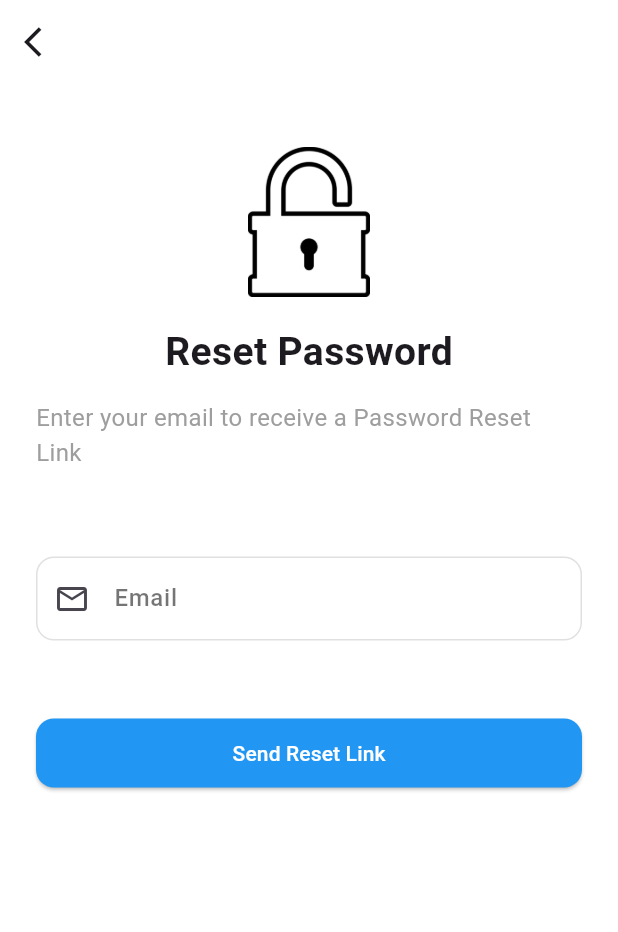
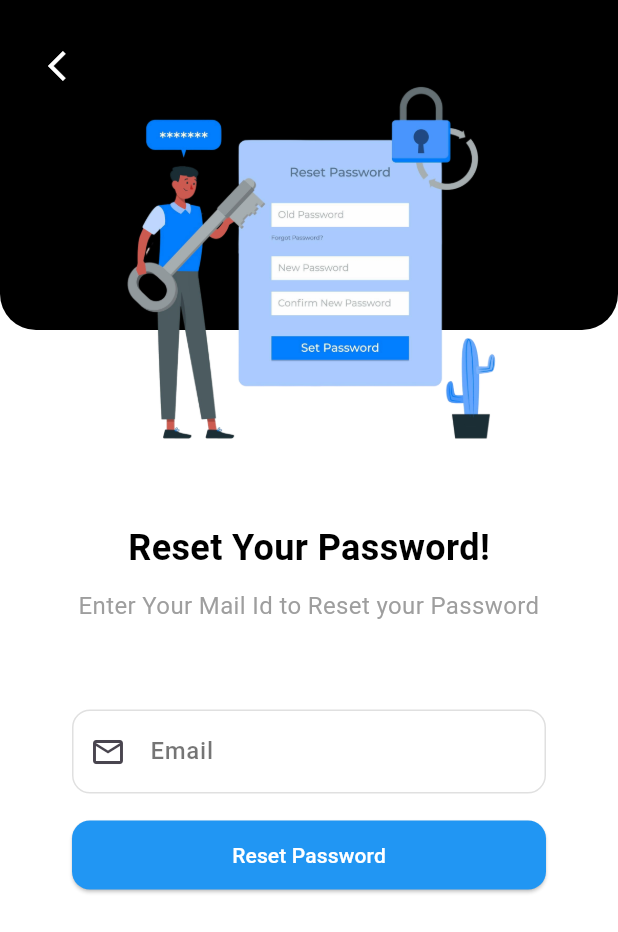
Before and after one commit to Mrugen-Fichadia/smart-distributor-app, a Flutter app: the screen it shows after launch, on a phone screen of 412 x 824 dp. Shown: the top 932 px of the screen. Run offline on Flutter 3.47's test engine with Material 3 defaults, Android fonts, the phone set to English and light mode, and no system bars; our stand-ins replace firebase_core, get; accounts and stored records are empty; Roboto replaces fonts that are missing (Poppins).

Commit message:
forget password complete

```diff
--- a/lib/pages/authentication/forget_password.dart
+++ b/lib/pages/authentication/forget_password.dart
@@ -26,7 +26,7 @@ class _ForgotPasswordScreenState extends State<ForgotPasswordScreen> {
     return null;
   }
 
-  // ------------------sncakbar and submit action---------
+  // ------------------Snackbar and submit action---------
   void _submitForm() {
     if (_formKey.currentState!.validate()) {
       Get.showSnackbar(
@@ -36,7 +36,6 @@ class _ForgotPasswordScreenState extends State<ForgotPasswordScreen> {
           duration: const Duration(seconds: 2),
           snackPosition: SnackPosition.TOP,
           backgroundColor: Colors.green,
-          // colorText: Colors.white,
           borderRadius: 8,
           margin: const EdgeInsets.all(10),
           padding: const EdgeInsets.symmetric(horizontal: 20, vertical: 15),
@@ -48,7 +47,7 @@ class _ForgotPasswordScreenState extends State<ForgotPasswordScreen> {
       );
 
       Future.delayed(const Duration(seconds: 2), () {
-        // Get.offAllNamed('/login'); // required navigation sdcreen
+        // Get.offAllNamed('/login'); // required navigation screen
       });
     }
   }
@@ -56,23 +55,85 @@ class _ForgotPasswordScreenState extends State<ForgotPasswordScreen> {
 @override
   Widget build(BuildContext context) {
     return Scaffold(
-      appBar: AppBar(
-        backgroundColor: Colors.transparent,
-        leading: IconButton(
-          icon: const Icon(Icons.arrow_back_ios),
+      // appBar: AppBar(
+      //   backgroundColor: Colors.black,
+      //   leading: IconButton(
+      //     icon: const Icon(Icons.arrow_back_ios, color: Colors.white),
+      //     onPressed: () => Get.back(),
+      //   ),
+      // ),
+      body: SingleChildScrollView(
+        child: Column(
+          children: [
+            Stack(
+          //---------- show full image ------------//
+              clipBehavior: Clip.none,
+              children: [
 
+          // -------------- Frist black container ---------
+                Container(
+                  height: 220,
+                  width: double.infinity,
+                  decoration: const BoxDecoration(
+                    color: Colors.black,
+                    borderRadius: BorderRadius.only(
+                      bottomLeft: Radius.circular(24),
+                      bottomRight: Radius.circular(24),
+                    ),
+                  ),
+                ),
+            // ------------ image position ----------
+                Positioned(
+                  top: 0,
+                  left: 0,
+                  right: 0,
+                  child: Center(
+                    child: Image.asset(
+                      'assets/images/reset_password.png',
+                      width: 360,
+                      height: 350,
+                      fit: BoxFit.contain,
+                    ),
+                  ),
+                ),
+
+                   Positioned(
+                  top: 20,
+                  left: 20,
+                  child: IconButton(
+                    icon: const Icon(Icons.arrow_back_ios, color: Colors.white),
                     onPressed: () => Get.back(),
                   ),
                 ),
-      body: SingleChildScrollView(
-        child: Padding(
-          padding: const EdgeInsets.all(24.0),
+              ],
+            ),
+
+            const SizedBox(height: 120),
+            Container(
+              width: double.infinity,
+              padding: const EdgeInsets.only(top:8 , bottom : 24 , left: 24 , right: 24),
+              decoration: const BoxDecoration(color: Colors.white),
               child: Form(
                 key: _formKey,
                 child: Column(
                   crossAxisAlignment: CrossAxisAlignment.center,
                   children: [
-                const ForgotHeader(),
+                    // const SizedBox(height: 20),
+                    const Text(
+                      'Reset Your Password!',
+                      style: TextStyle(
+                        fontSize: 24,
+                        fontWeight: FontWeight.bold,
+                        color: Colors.black,
+                      ),
+                    ),
+                    const SizedBox(height: 10),
+                    const Text(
+                      'Enter Your Mail Id to Reset your Password',
+                      textAlign: TextAlign.center,
+                      style: TextStyle(fontSize: 16, color: Colors.grey),
+                    ),
+                    const SizedBox(height: 16),
                     ForgotActions(
                       emailController: _emailController,
                       validateEmail: _validateEmail,
@@ -82,45 +143,12 @@ class _ForgotPasswordScreenState extends State<ForgotPasswordScreen> {
                 ),
               ),
             ),
+          ],
+        ),
       ),
     );
   }
-}
 
-class ForgotHeader extends StatelessWidget {
-  const ForgotHeader({super.key});
-
-  @override
-  Widget build(BuildContext context) {
-    return Column(
-      mainAxisAlignment: MainAxisAlignment.center,
-      crossAxisAlignment: CrossAxisAlignment.center,
-      children: [
-        const SizedBox(height: 18),
-
-        // ---------- image -------
-        Image.asset(
-          'assets/images/lock_icon.png',
-          width: 100,
-          height: 100,
-          fit: BoxFit.contain,
-        ),
-
-        const SizedBox(height: 18),
-
-        const Text(
-          'Reset Password',
-          style: TextStyle(fontSize: 26, fontWeight: FontWeight.bold),
-        ),
-        const SizedBox(height: 14),
-        const Text(
-          'Enter your email to receive a Password Reset Link',
-          style: TextStyle(fontSize: 16, color: Colors.grey),
-        ),
-        const SizedBox(height: 14),
-      ],
-    );
-  }
 }
 
 class ForgotActions extends StatelessWidget {
@@ -137,9 +165,11 @@ class ForgotActions extends StatelessWidget {
 
   @override
   Widget build(BuildContext context) {
-    return Column(
+    return Padding(
+      padding: const EdgeInsets.all(24),
+      child: Column(
         children: [
-        const SizedBox(height: 44),
+          const SizedBox(height: 18),
           // ---------Input Field with validation
           TextFormField(
             controller: emailController,
@@ -164,10 +194,10 @@ class ForgotActions extends StatelessWidget {
             validator: validateEmail,
             autovalidateMode: AutovalidateMode.disabled,
           ),
-        const SizedBox(height: 52),
+          const SizedBox(height: 18),
           // Send Reset Link button
           PrimaryButton(
-          text: 'Send Reset Link',
+            text: 'Reset Password',
             onPressed: onSubmit,
             backgroundColor: AppColors.kBlue,
             textColor: Colors.white,
@@ -175,6 +205,7 @@ class ForgotActions extends StatelessWidget {
             height: 46.0,
           ),
         ],
+      ),
     );
   }
 }
```
Also changed, not shown: assets/images/reset_password.png (added). Lines whose indentation alone changed are shown as unchanged.
